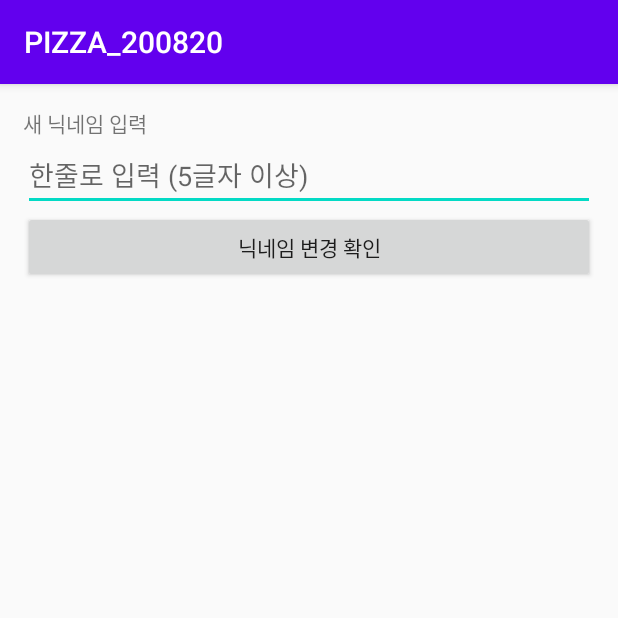
After one commit to ckck0425/PIZZA_200820, an Android app: the EditNicknameActivity screen opened directly, with no data from a screen before it, on a phone screen of 412 x 824 dp, the top half of it. The commit adds this screen. Run offline under Robolectric (Android 15) with nearby library versions, the phone set to English and light mode, and no system bars.

Commit message:
완료를 누르면 입력한 닉네임 들고 복귀

```diff
--- a/app/src/main/AndroidManifest.xml
+++ b/app/src/main/AndroidManifest.xml
@@ -13,7 +13,8 @@
         android:supportsRtl="true"
         android:theme="@style/AppTheme"
         android:usesCleartextTraffic="true">
-        <activity android:name=".Fragments.ViewStoreDetailActivity"></activity>
+        <activity android:name=".EditNicknameActivity"></activity>
+        <activity android:name=".ViewStoreDetailActivity"/>
         <activity android:name=".MainActivity">
             <intent-filter>
                 <action android:name="android.intent.action.MAIN" />
--- /dev/null
+++ b/app/src/main/java/kr/co/tjoeun/pizza_200820/EditNicknameActivity.kt
@@ -0,0 +1,40 @@
+package kr.co.tjoeun.pizza_200820
+
+import android.app.Activity
+import android.content.Intent
+import androidx.appcompat.app.AppCompatActivity
+import android.os.Bundle
+import kotlinx.android.synthetic.main.activity_edit_nickname.*
+
+class EditNicknameActivity : BaseActivity() {
+
+    override fun onCreate(savedInstanceState: Bundle?) {
+        super.onCreate(savedInstanceState)
+        setContentView(R.layout.activity_edit_nickname)
+        setupEvents()
+        setValues()
+    }
+
+    override fun setupEvents() {
+
+        okBtn.setOnClickListener {
+
+            val inputNickname = newNicknameEdt.text.toString()
+
+//            입력한 닉네임이 5글자가 넘어야 이전화면으로 복귀
+//            그렇지않다면 토스트로
+
+
+            val resultIntent = Intent()
+            resultIntent.putExtra("nick", inputNickname)
+            setResult(Activity.RESULT_OK, resultIntent)
+            finish()
+
+        }
+
+    }
+
+    override fun setValues() {
+
+    }
+}
--- a/app/src/main/java/kr/co/tjoeun/pizza_200820/Fragments/PizzaStoreFragment.kt
+++ b/app/src/main/java/kr/co/tjoeun/pizza_200820/Fragments/PizzaStoreFragment.kt
@@ -5,12 +5,12 @@ import android.os.Bundle
 import android.view.LayoutInflater
 import android.view.View
 import android.view.ViewGroup
-import android.widget.AdapterView
 import androidx.fragment.app.Fragment
 import kotlinx.android.synthetic.main.fragment_pizza_store.*
 import kr.co.tjoeun.pizza_200820.Adapters.StoreAdapter
 import kr.co.tjoeun.pizza_200820.Datas.Store
 import kr.co.tjoeun.pizza_200820.R
+import kr.co.tjoeun.pizza_200820.ViewStoreDetailActivity
 
 class PizzaStoreFragment : Fragment() {
 
--- a/app/src/main/java/kr/co/tjoeun/pizza_200820/Fragments/ViewStoreDetailActivity.kt
+++ b/app/src/main/java/kr/co/tjoeun/pizza_200820/ViewStoreDetailActivity.kt
@@ -1,4 +1,4 @@
-package kr.co.tjoeun.pizza_200820.Fragments
+package kr.co.tjoeun.pizza_200820
 
 import android.Manifest
 import android.content.Intent
--- /dev/null
+++ b/app/src/main/res/layout/activity_edit_nickname.xml
@@ -0,0 +1,29 @@
+<?xml version="1.0" encoding="utf-8"?>
+<LinearLayout xmlns:android="http://schemas.android.com/apk/res/android"
+    xmlns:app="http://schemas.android.com/apk/res-auto"
+    xmlns:tools="http://schemas.android.com/tools"
+    android:layout_width="match_parent"
+    android:layout_height="match_parent"
+    android:orientation="vertical"
+    android:padding="15dp"
+    tools:context=".EditNicknameActivity">
+
+    <TextView
+        android:layout_width="wrap_content"
+        android:layout_height="wrap_content"
+        android:text="새 닉네임 입력" />
+
+    <EditText
+        android:id="@+id/newNicknameEdt"
+        android:layout_width="match_parent"
+        android:layout_height="wrap_content"
+        android:hint="한줄로 입력 (5글자 이상)"
+        android:singleLine="true" />
+
+    <Button
+        android:id="@+id/okBtn"
+        android:layout_width="match_parent"
+        android:layout_height="wrap_content"
+        android:text="닉네임 변경 확인" />
+
+</LinearLayout>
--- a/app/src/main/res/layout/activity_view_store_detail.xml
+++ b/app/src/main/res/layout/activity_view_store_detail.xml
@@ -4,7 +4,7 @@
     xmlns:tools="http://schemas.android.com/tools"
     android:layout_width="match_parent"
     android:layout_height="match_parent"
-    tools:context=".Fragments.ViewStoreDetailActivity"
+    tools:context=".ViewStoreDetailActivity"
     android:orientation="vertical"
     android:padding="15dp">
 
--- a/app/src/main/res/layout/fragment_mypage.xml
+++ b/app/src/main/res/layout/fragment_mypage.xml
@@ -17,6 +17,7 @@
         android:gravity="center_vertical">
 
         <TextView
+            android:id="@+id/myNicknameTxt"
             android:layout_width="wrap_content"
             android:layout_height="wrap_content"
             android:text="유경고"/>
@@ -27,6 +28,7 @@
             android:layout_weight="1"/>
 
         <Button
+            android:id="@+id/changeNicknameBtn"
             android:layout_width="wrap_content"
             android:layout_height="wrap_content"
             android:text="닉네임 변경"/>
```
Also changed, not shown: app/src/main/java/kr/co/tjoeun/pizza_200820/Fragments/MyPageFragment.kt (+15 -1 lines).
